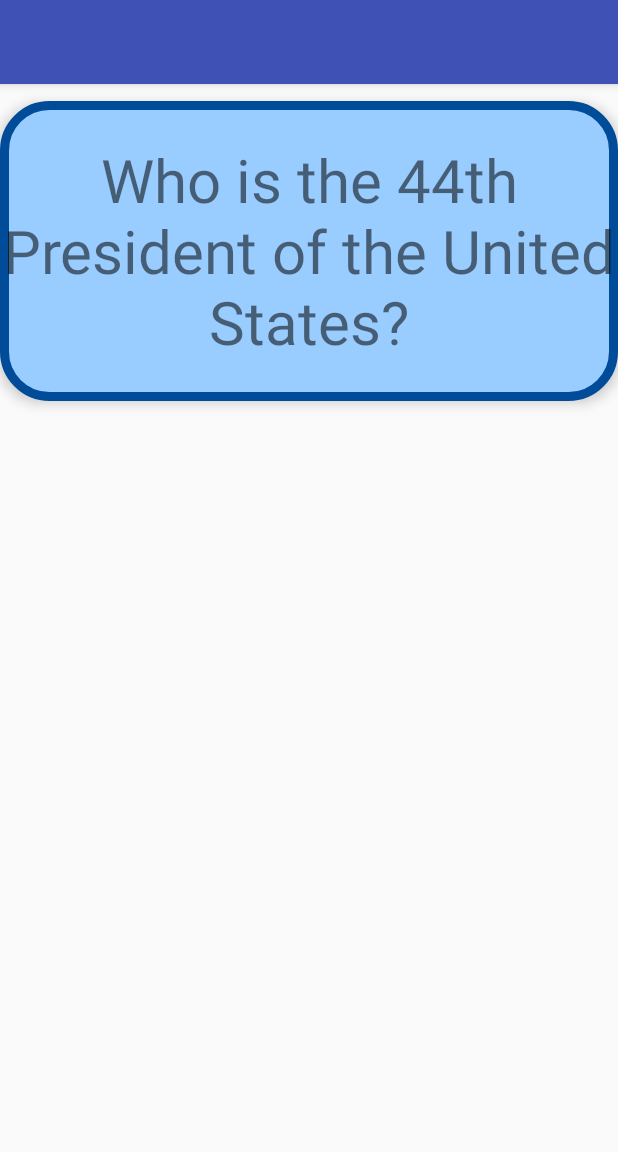
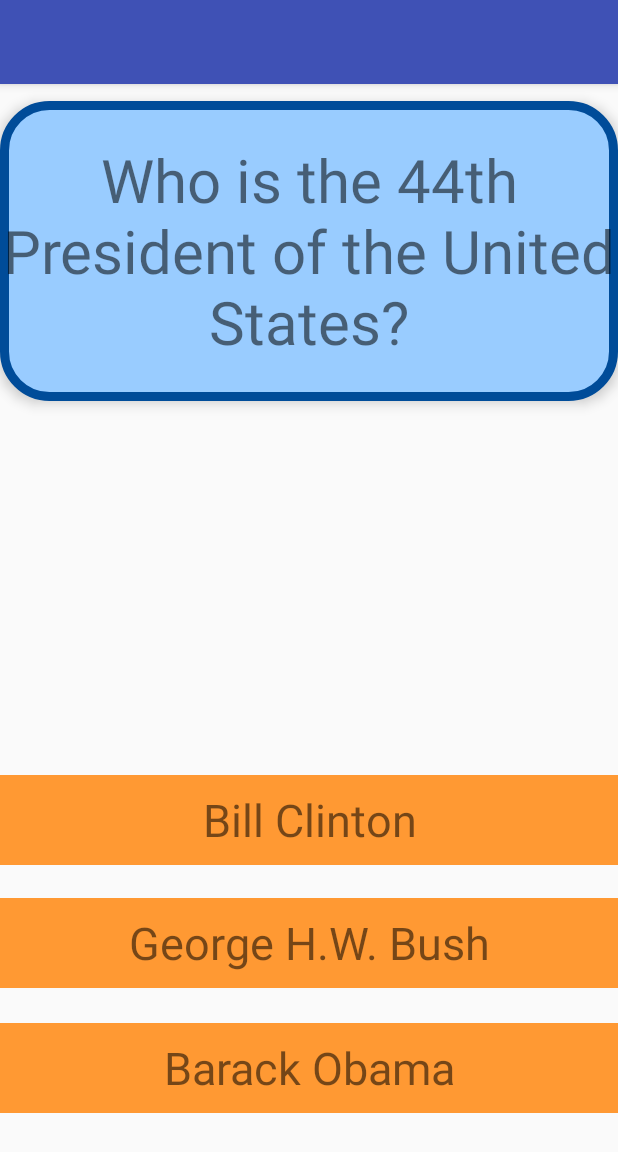
Before and after one commit to AlynMing/FlashcardApp-1, an Android app: the screen it shows after launch (MainActivity), on a phone screen of 412 x 824 dp. Shown: the top 1152 px of the screen. Run offline under Robolectric (Android 15) with nearby library versions, the phone set to English and light mode, and no system bars.

Commit message:
Add selectable multiple choice answers beneath the card

```diff
--- a/app/src/main/java/com/example/akc/flashcardapp/MainActivity.java
+++ b/app/src/main/java/com/example/akc/flashcardapp/MainActivity.java
@@ -25,5 +25,7 @@
                 findViewById(R.id.flashcard_question).setVisibility(View.VISIBLE);
             }
         });
+
+
     }
 }
--- a/app/src/main/res/layout/activity_main.xml
+++ b/app/src/main/res/layout/activity_main.xml
@@ -28,4 +28,40 @@
         android:background="@color/answerColor"
         android:visibility="invisible"
         android:textSize="40sp" />
+
+    <TextView
+        android:id="@+id/option1"
+        android:layout_width="match_parent"
+        android:layout_height="60dp"
+        android:layout_alignParentBottom="true"
+        android:layout_centerHorizontal="true"
+        android:layout_marginBottom="247dp"
+        android:gravity="center"
+        android:background="@color/answerColor"
+        android:textSize="30dp"
+        android:text="Bill Clinton" />
+
+    <TextView
+        android:id="@+id/option2"
+        android:layout_width="match_parent"
+        android:layout_height="60dp"
+        android:layout_alignParentBottom="true"
+        android:layout_centerHorizontal="true"
+        android:layout_marginBottom="165dp"
+        android:gravity="center"
+        android:background="@color/answerColor"
+        android:textSize="30dp"
+        android:text="George H.W. Bush" />
+
+    <TextView
+        android:id="@+id/option3"
+        android:layout_width="match_parent"
+        android:layout_height="60dp"
+        android:layout_alignParentBottom="true"
+        android:layout_centerHorizontal="true"
+        android:layout_marginBottom="82dp"
+        android:gravity="center"
+        android:background="@color/answerColor"
+        android:textSize="30dp"
+        android:text="Barack Obama" />
 </RelativeLayout>
--- a/app/src/main/res/values/colors.xml
+++ b/app/src/main/res/values/colors.xml
@@ -5,4 +5,6 @@
     <color name="colorAccent">#FF4081</color>
     <color name="questionColor">#99CCFF</color>
     <color name="answerColor">#ff9933</color>
+    <color name="rightAnswer">#006633</color>
+    <color name="wrongAnswer">#990000</color>
 </resources>
```
